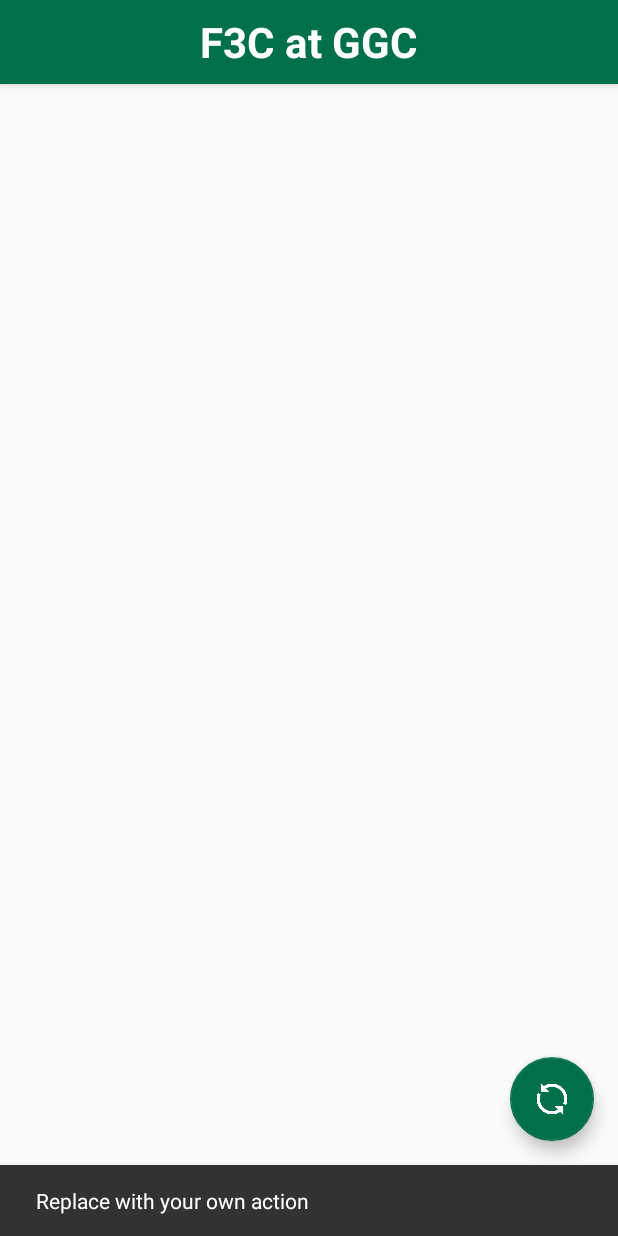
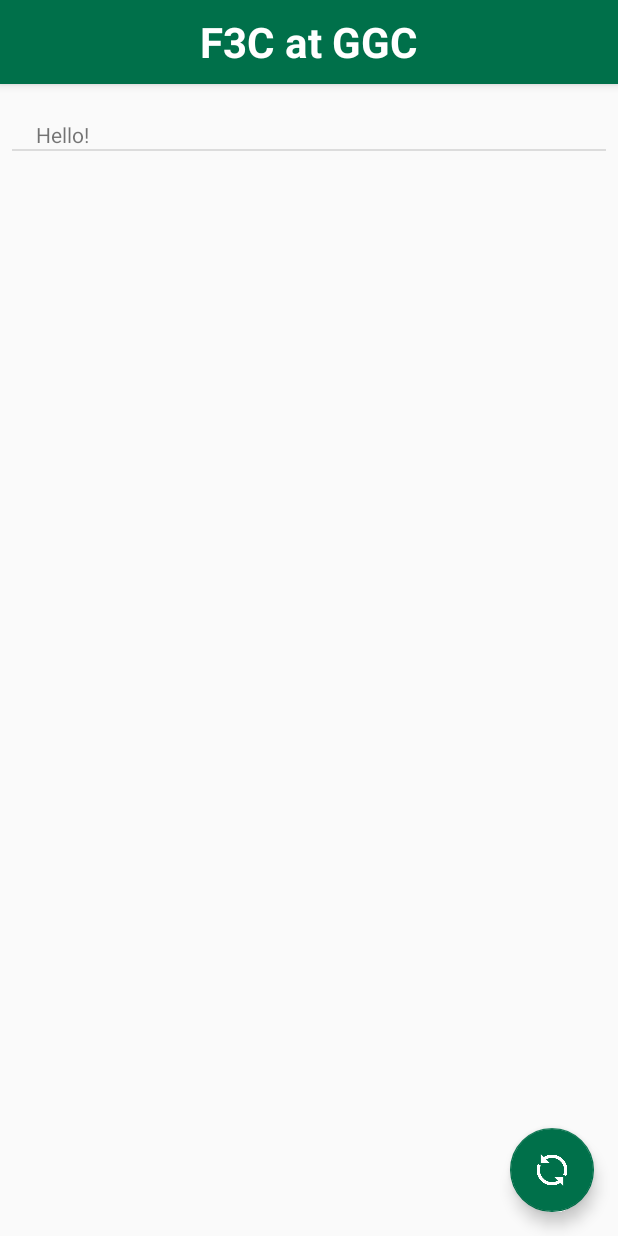
Before and after one commit to aknobloch/F3C-GGC, an Android app: the screen it shows after launch (MainActivity), after a tap on an icon or button, on a phone screen of 412 x 824 dp. Run offline under Robolectric (Android 15) with nearby library versions, the phone set to English and light mode, and no system bars.

Commit message:
Adds backend functionality for ListView

```diff
--- a/app/build.gradle
+++ b/app/build.gradle
@@ -27,4 +27,5 @@ dependencies {
     compile 'com.android.support:appcompat-v7:25.2.0'
     compile 'com.android.support:design:25.2.0'
     testCompile 'junit:junit:4.12'
+    compile 'com.android.support.constraint:constraint-layout:1.0.0'
 }
--- /dev/null
+++ b/app/src/main/java/com/aarondevelops/f3c/ChargerListAdapter.java
@@ -0,0 +1,18 @@
+package com.aarondevelops.f3c;
+
+import android.content.Context;
+import android.widget.ArrayAdapter;
+
+import java.util.List;
+
+/**
+ * Created by Aaron K on 3/11/2017.
+ */
+
+public class ChargerListAdapter extends ArrayAdapter<String>
+{
+
+    public ChargerListAdapter(Context context, int resource, int viewID, List<String> objects) {
+        super(context, resource, viewID, objects);
+    }
+}
--- a/app/src/main/java/com/aarondevelops/f3c/MainActivity.java
+++ b/app/src/main/java/com/aarondevelops/f3c/MainActivity.java
@@ -1,17 +1,27 @@
 package com.aarondevelops.f3c;
 
+import android.content.Context;
 import android.os.Bundle;
 import android.support.design.widget.FloatingActionButton;
 import android.support.design.widget.Snackbar;
 import android.support.v7.app.AppCompatActivity;
+import android.util.Log;
 import android.view.View;
 import android.view.Menu;
 import android.view.MenuItem;
+import android.widget.Adapter;
+import android.widget.ArrayAdapter;
 import android.widget.ListView;
+
+import java.util.ArrayList;
 
 public class MainActivity extends AppCompatActivity {
 
+    static final String DEBUG_TAG = "F3CDebug";
+
     ListView chargerList;
+    ChargerListAdapter listAdapter;
+    ArrayList<String> words = new ArrayList<>();
 
     @Override
     protected void onCreate(Bundle savedInstanceState) {
@@ -22,12 +32,15 @@ public class MainActivity extends AppCompatActivity {
         fab.setOnClickListener(new View.OnClickListener() {
             @Override
             public void onClick(View view) {
-                Snackbar.make(view, "Replace with your own action", Snackbar.LENGTH_LONG)
-                        .setAction("Action", null).show();
+                words.add("Hello!");
+                listAdapter.notifyDataSetChanged();
             }
         });
 
         chargerList = (ListView) findViewById(R.id.displayList);
+        listAdapter = new ChargerListAdapter(this, R.layout.list_display_layout, R.id.defaultTextView, words);
+        chargerList.setAdapter(listAdapter);
+
     }
 
     @Override
@@ -51,4 +64,5 @@ public class MainActivity extends AppCompatActivity {
 
         return super.onOptionsItemSelected(item);
     }
+
 }
--- a/app/src/main/res/layout/activity_main.xml
+++ b/app/src/main/res/layout/activity_main.xml
@@ -36,6 +36,7 @@
         app:srcCompat="@drawable/refresh_icon"
         app:backgroundTint="@color/themeColor"
         app:layout_anchor="@+id/include"
-        app:layout_anchorGravity="bottom|right" />
+        app:layout_anchorGravity="bottom|right"
+        android:onClick="onRefresh" />
 
 </android.support.design.widget.CoordinatorLayout>
--- a/app/src/main/res/layout/content_main.xml
+++ b/app/src/main/res/layout/content_main.xml
@@ -1,23 +1,30 @@
 <?xml version="1.0" encoding="utf-8"?>
-<RelativeLayout xmlns:android="http://schemas.android.com/apk/res/android"
+<android.support.constraint.ConstraintLayout xmlns:android="http://schemas.android.com/apk/res/android"
     xmlns:app="http://schemas.android.com/apk/res-auto"
     xmlns:tools="http://schemas.android.com/tools"
     android:id="@+id/content_main"
     android:layout_width="match_parent"
     android:layout_height="match_parent"
-    android:paddingBottom="@dimen/activity_vertical_margin"
-    android:paddingLeft="@dimen/activity_horizontal_margin"
-    android:paddingRight="@dimen/activity_horizontal_margin"
-    android:paddingTop="@dimen/activity_vertical_margin"
     app:layout_behavior="@string/appbar_scrolling_view_behavior"
     tools:context="com.aarondevelops.f3c.MainActivity"
     tools:showIn="@layout/activity_main">
 
     <ListView
-        android:layout_width="match_parent"
-        android:layout_height="match_parent"
-        android:layout_alignParentTop="true"
-        android:layout_alignParentStart="true"
+        android:layout_width="0dp"
+        android:layout_height="0dp"
         android:id="@+id/displayList"
-        android:layout_marginBottom="50dp" />
-</RelativeLayout>
+        tools:layout_constraintTop_creator="1"
+        tools:layout_constraintRight_creator="1"
+        tools:layout_constraintBottom_creator="1"
+        app:layout_constraintBottom_toBottomOf="parent"
+        app:layout_constraintRight_toRightOf="parent"
+        android:layout_marginTop="8dp"
+        tools:layout_constraintLeft_creator="1"
+        android:layout_marginBottom="60dp"
+        app:layout_constraintLeft_toLeftOf="parent"
+        app:layout_constraintTop_toTopOf="parent"
+        android:layout_marginLeft="8dp"
+        android:layout_marginRight="8dp"
+        android:layout_marginStart="8dp"
+        android:layout_marginEnd="8dp" />
+</android.support.constraint.ConstraintLayout>
--- /dev/null
+++ b/app/src/main/res/layout/list_display_layout.xml
@@ -0,0 +1,18 @@
+<?xml version="1.0" encoding="utf-8"?>
+<android.support.constraint.ConstraintLayout
+    xmlns:android="http://schemas.android.com/apk/res/android"
+    xmlns:app="http://schemas.android.com/apk/res-auto"
+    xmlns:tools="http://schemas.android.com/tools"
+    android:layout_width="match_parent"
+    android:layout_height="match_parent">
+
+    <TextView
+        android:text="TextView"
+        android:layout_width="wrap_content"
+        android:layout_height="wrap_content"
+        android:id="@+id/defaultTextView"
+        android:layout_marginStart="16dp"
+        app:layout_constraintLeft_toLeftOf="parent"
+        android:layout_marginTop="16dp"
+        app:layout_constraintTop_toTopOf="parent" />
+</android.support.constraint.ConstraintLayout>
```
